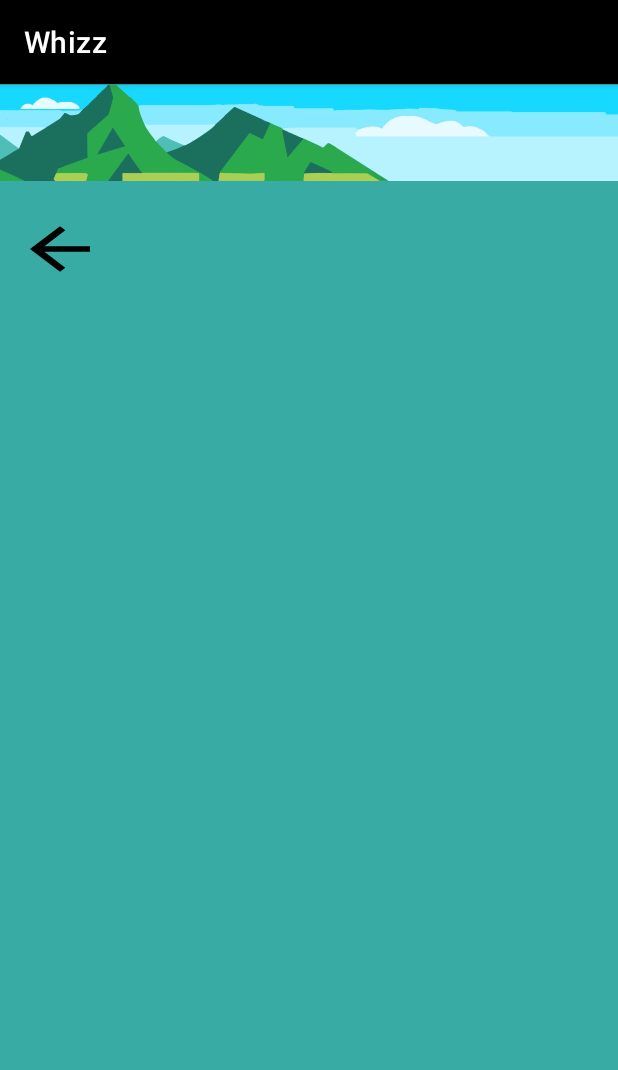
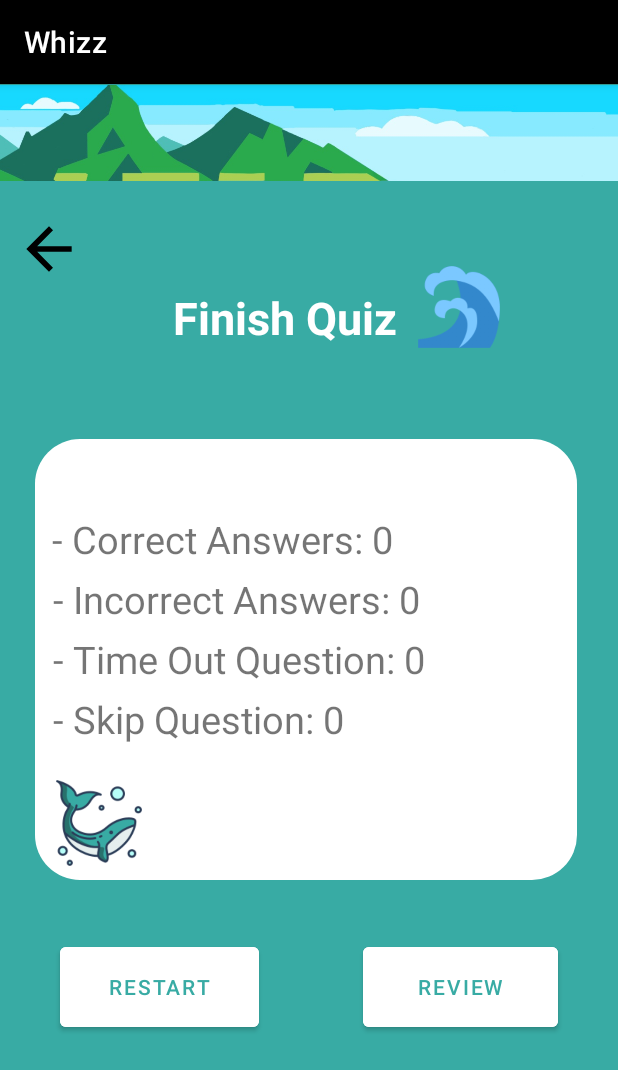
Before and after one commit to bqtruong2000/Whizz, an Android app: the FinishQuizActivity screen opened directly, with no data from a screen before it, on a phone screen of 412 x 824 dp. Shown: the top 1070 px of the screen. Run offline under Robolectric (Android 15) with nearby library versions, the phone set to English and light mode, and no system bars; Roboto replaces fonts that are not available here.

Commit message:
Set câu không trùng cho mỗi lần start + layout finish quiz

```diff
--- a/app/src/main/java/com/quizchic/whizz/FinishQuizActivity.java
+++ b/app/src/main/java/com/quizchic/whizz/FinishQuizActivity.java
@@ -3,11 +3,13 @@ package com.quizchic.whizz;
 import androidx.appcompat.app.AlertDialog;
 import androidx.appcompat.app.AppCompatActivity;
 
+import android.annotation.SuppressLint;
 import android.content.DialogInterface;
 import android.content.Intent;
 import android.os.Bundle;
 import android.view.View;
 import android.widget.Button;
+import android.widget.TextView;
 
 import java.util.ArrayList;
 
@@ -31,27 +33,38 @@ public class FinishQuizActivity extends AppCompatActivity {
         int incorrectAnswers = intent.getIntExtra("incorrectAns",0);
         int correctAnswers = intent.getIntExtra("correctAns",0);
         int totalQuestions = intent.getIntExtra("totalQues",0);
-        int outOfTimeAnswers = intent.getIntExtra("outOfTimeAns",0);
-        new AlertDialog.Builder(this)
-                .setTitle("FinishQuiz")
-                .setMessage(String.format("%s\nCorrect Answers: %d\nIncorrect Answers: %d\nTime Out Question: %d\nSkip Question: %d", yourScore,correctAnswers,incorrectAnswers,outOfTimeAnswers,totalQuestions-(incorrectAnswers+correctAnswers+outOfTimeAnswers)))
-                .setPositiveButton("Restar", new DialogInterface.OnClickListener() {
+        int outOfTimeQuestions = intent.getIntExtra("outOfTimeAns",0);
+        TextView score = findViewById(R.id.finishQuiz_score);
+        TextView correctAns = findViewById(R.id.finishQuiz_correctAns);
+        TextView incorrectAns = findViewById(R.id.finishQuiz_incorrectAns);
+        TextView timeOutOfQues = findViewById(R.id.finishQuiz_timeOutOfQues);
+        TextView skipQues = findViewById(R.id.finishQuiz_skipQues);
+
+        score.setText(yourScore);
+        correctAns.setText("- Correct Answers: "+ correctAnswers);
+        incorrectAns.setText("- Incorrect Answers: "+ incorrectAnswers);
+        timeOutOfQues.setText("- Time Out Question: "+ outOfTimeQuestions);
+        skipQues.setText("- Skip Question: "+(totalQuestions-(incorrectAnswers+correctAnswers+outOfTimeQuestions)));
+
+        Button restart = findViewById(R.id.finishQuiz_restart);
+        Button review = findViewById(R.id.finishQuiz_review);
+
+        restart.setOnClickListener(new View.OnClickListener() {
             @Override
-                    public void onClick(DialogInterface dialogInterface, int i) {
+            public void onClick(View view) {
                 Intent toQuestionActivity = new Intent(FinishQuizActivity.this,QuestionActivity.class);
                 startActivity(toQuestionActivity);
             }
-                })
-                .setNegativeButton("Review", new DialogInterface.OnClickListener(){
+        });
 
+        review.setOnClickListener(new View.OnClickListener() {
             @Override
-                    public void onClick(DialogInterface dialogInterface, int i) {
+            public void onClick(View view) {
                 Intent toReviewActivity = new Intent(FinishQuizActivity.this,ReviewActivity.class);
                 toReviewActivity.putStringArrayListExtra("selectedAns",selectedAns);
                 toReviewActivity.putExtra("Score",yourScore);
                 startActivity(toReviewActivity);
             }
-                })
-                .show();
+        });
     }
 }
--- a/app/src/main/java/com/quizchic/whizz/QuestionActivity.java
+++ b/app/src/main/java/com/quizchic/whizz/QuestionActivity.java
@@ -1,4 +1,6 @@
 package com.quizchic.whizz;
+
+import static java.lang.Math.random;
 
 import androidx.appcompat.app.AlertDialog;
 import androidx.appcompat.app.AppCompatActivity;
@@ -23,6 +25,7 @@ import java.io.InputStream;
 import java.nio.charset.StandardCharsets;
 import java.util.ArrayList;
 import java.util.Collections;
+import java.util.Random;
 
 
 public class QuestionActivity extends AppCompatActivity implements View.OnClickListener {
@@ -36,9 +39,13 @@ public class QuestionActivity extends AppCompatActivity implements View.OnClickL
     Button ansA_Btn, ansB_Btn, ansC_Btn, ansD_Btn, submitBtn;
     String selectedAnswer, rightAnswer;
     String ans;
+    ArrayList<Integer> indexList = new ArrayList<Integer>();
 
-    public static ArrayList questions = new ArrayList<Question>();
+    static ArrayList questions = new ArrayList<Question>();
+    public static ArrayList choosenQuestions = new ArrayList<Question>();
     ArrayList<String> selectedAns = new ArrayList<String>();
+
+    public static int occurActivityTimes = 0;
 
     private CountDownTimer countDownTimer;
 
@@ -46,11 +53,14 @@ public class QuestionActivity extends AppCompatActivity implements View.OnClickL
     protected void onCreate(Bundle savedInstanceState) {
         super.onCreate(savedInstanceState);
         setContentView(R.layout.activity_question);
-
-        questions.clear();
-        String json = getJson("question.json");
-        convertJsonToQuestions(json);
-        totalQuestions = questions.size();
+        choosenQuestions.clear();
+        if(occurActivityTimes%2 == 0) {
+            String json = getJson("question.json");
+            convertJsonToQuestions(json);
+            Collections.shuffle(questions);
+        }
+        occurActivityTimes++;
+        totalQuestions = 5;
 
 
         init();
@@ -124,10 +134,12 @@ public class QuestionActivity extends AppCompatActivity implements View.OnClickL
     public void loadQuestions(int index){
 
         countTimer();
-        questionScore.setText("Score:"+score );
-        Question question = (Question) questions.get(index);
+        questionScore.setText("Score: "+score );
+        Question question = (Question) questions.get(0);
+        choosenQuestions.add(question);
+        questions.remove(0);
         rightAnswer = question.getAnswer();
-        questionTextView.setText(question.getQuestion());
+        questionTextView.setText((index+1)+"."+question.getQuestion());
         shuffleAns(index,question);
         ansA_Btn.setText(answersShuffled[index][0]);
         ansB_Btn.setText(answersShuffled[index][1]);
@@ -147,7 +159,7 @@ public class QuestionActivity extends AppCompatActivity implements View.OnClickL
             selectedAns.add(ans);
             if (selectedAnswer == rightAnswer){
                 score+=scoreOfAnAnswer;
-                questionScore.setText("Score:"+score );
+                questionScore.setText("Score: "+score );
                 correctAnswers++;
             } else{
                 if(selectedAnswer != null)
@@ -156,6 +168,7 @@ public class QuestionActivity extends AppCompatActivity implements View.OnClickL
             selectedAnswer = null;
             questionIndex++;
             if (questionIndex >= totalQuestions){
+                countDownTimer.cancel();
                 Intent toFinishQuizActivity = new Intent(QuestionActivity.this,FinishQuizActivity.class);
                 toFinishQuizActivity.putStringArrayListExtra("selectedAns",selectedAns);
                 toFinishQuizActivity.putExtra("Score",questionScore.getText().toString().trim());
@@ -179,7 +192,7 @@ public class QuestionActivity extends AppCompatActivity implements View.OnClickL
     }
 
     public void countTimer(){
-        countDownTimer = new CountDownTimer(10000,1000) {
+        countDownTimer = new CountDownTimer(5000,1000) {
 
             @Override
             public void onTick(long millisUntilFinished) {
@@ -193,7 +206,7 @@ public class QuestionActivity extends AppCompatActivity implements View.OnClickL
                 selectedAns.add(ans);
                 if (selectedAnswer == rightAnswer){
                     score+=scoreOfAnAnswer;
-                    questionScore.setText("Score:"+score );
+                    questionScore.setText("Score: "+score );
                     correctAnswers++;
                 } else if(selectedAnswer != null){
                         incorrectAnswers++;
--- a/app/src/main/java/com/quizchic/whizz/ReviewActivity.java
+++ b/app/src/main/java/com/quizchic/whizz/ReviewActivity.java
@@ -24,8 +24,8 @@ import java.util.ArrayList;
 
 public class ReviewActivity extends AppCompatActivity implements View.OnClickListener {
     int questionIndex = 0;
-    ArrayList<Question> questions = QuestionActivity.questions;
-    int totalQuestions = questions.size();
+    ArrayList<Question> questions = QuestionActivity.choosenQuestions;
+    int totalQuestions = 5;
     TextView questionTextView,questionScore;
     Button ansA_Btn, ansB_Btn, ansC_Btn, ansD_Btn, next_Btn, previous_Btn;
     String rightAnswer;
--- /dev/null
+++ b/app/src/main/res/drawable/whiterectangle.xml
@@ -0,0 +1,4 @@
+<shape xmlns:android="http://schemas.android.com/apk/res/android">
+    <solid android:color="#FFFFFF" /> <!-- Màu nền trắng -->
+    <corners android:radius="30dp" /> <!-- Bán kính bo góc -->
+</shape>
--- a/app/src/main/res/layout/activity_finish_quiz.xml
+++ b/app/src/main/res/layout/activity_finish_quiz.xml
@@ -14,9 +14,12 @@
         app:srcCompat="@drawable/home_island"
         android:layout_alignParentTop="true"/>
 
+
+
+
     <Button
         android:id="@+id/finish_previous"
-        android:layout_width="60dp"
+        android:layout_width="45dp"
         android:layout_height="45dp"
         android:layout_alignParentStart="true"
         android:layout_alignParentTop="true"
@@ -24,4 +27,128 @@
         android:layout_marginTop="87dp"
         android:background="@drawable/back" />
 
+    <ImageView
+        android:layout_width="360dp"
+        android:layout_height="294dp"
+        android:layout_alignParentStart="true"
+        android:layout_alignParentEnd="true"
+        android:layout_alignParentBottom="true"
+        android:layout_marginStart="23dp"
+        android:layout_marginEnd="27dp"
+        android:layout_marginBottom="237dp"
+        android:background="@drawable/whiterectangle" />
+
+    <ImageView
+        android:layout_width="60dp"
+        android:layout_height="60dp"
+        android:layout_alignParentEnd="true"
+        android:layout_alignParentBottom="true"
+        android:layout_marginEnd="316dp"
+        android:layout_marginBottom="245dp"
+        android:background="@drawable/whale" />
+
+    <TextView
+        android:id="@+id/finishQuiz_skipQues"
+        android:layout_width="271dp"
+        android:layout_height="wrap_content"
+        android:layout_alignParentEnd="true"
+        android:layout_alignParentBottom="true"
+        android:layout_marginEnd="105dp"
+        android:layout_marginBottom="327dp"
+        android:text="- Skip Question: 0"
+        android:textSize="25dp" />
+
+    <TextView
+        android:id="@+id/finishQuiz_timeOutOfQues"
+        android:layout_width="271dp"
+        android:layout_height="wrap_content"
+        android:layout_alignParentEnd="true"
+        android:layout_alignParentBottom="true"
+        android:layout_marginEnd="105dp"
+        android:layout_marginBottom="367dp"
+        android:text="- Time Out Question: 0"
+        android:textSize="25dp" />
+
+    <TextView
+        android:id="@+id/finishQuiz_incorrectAns"
+        android:layout_width="271dp"
+        android:layout_height="wrap_content"
+        android:layout_alignParentEnd="true"
+        android:layout_alignParentBottom="true"
+        android:layout_marginEnd="105dp"
+        android:layout_marginBottom="407dp"
+        android:text="- Incorrect Answers: 0"
+        android:textSize="25dp" />
+
+    <TextView
+        android:id="@+id/finishQuiz_correctAns"
+        android:layout_width="271dp"
+        android:layout_height="wrap_content"
+        android:layout_alignParentEnd="true"
+        android:layout_alignParentBottom="true"
+        android:layout_marginEnd="106dp"
+        android:layout_marginBottom="447dp"
+        android:text="- Correct Answers: 0"
+        android:textSize="25dp" />
+
+    <TextView
+        android:id="@+id/finishQuiz_score"
+        android:layout_width="271dp"
+        android:layout_height="wrap_content"
+        android:layout_alignParentEnd="true"
+        android:layout_alignParentBottom="true"
+        android:layout_marginEnd="106dp"
+        android:layout_marginBottom="487dp"
+        android:text="- Score: 0"
+        android:textSize="25dp" />
+
+    <Button
+        android:id="@+id/finishQuiz_review"
+        android:layout_width="130dp"
+        android:layout_height="65dp"
+        android:layout_alignParentEnd="true"
+        android:layout_alignParentBottom="true"
+        android:layout_marginEnd="40dp"
+        android:layout_marginBottom="133dp"
+        android:backgroundTint="@color/white"
+        android:text="Review"
+        android:textColor="#38ABA4" />
+
+    <Button
+        android:id="@+id/finishQuiz_restart"
+        android:layout_width="130dp"
+        android:layout_height="65dp"
+        android:layout_alignParentStart="true"
+        android:layout_alignParentEnd="true"
+        android:layout_alignParentBottom="true"
+        android:layout_marginStart="40dp"
+        android:layout_marginEnd="239dp"
+        android:layout_marginBottom="133dp"
+        android:backgroundTint="@color/white"
+        android:text="Restart"
+        android:textColor="#38ABA4" />
+
+    <TextView
+        android:id="@+id/finishQuiz"
+        android:layout_width="wrap_content"
+        android:layout_height="wrap_content"
+        android:layout_alignParentEnd="true"
+        android:layout_alignParentBottom="true"
+        android:layout_marginEnd="147dp"
+        android:layout_marginBottom="592dp"
+        android:text="Finish Quiz"
+        android:textColor="@color/white"
+        android:textSize="30dp"
+        android:textStyle="bold" />
+
+    <ImageView
+        android:layout_width="60dp"
+        android:layout_height="60dp"
+        android:layout_alignParentEnd="true"
+        android:layout_alignParentBottom="true"
+        android:layout_marginEnd="76dp"
+        android:layout_marginBottom="589dp"
+        android:background="@drawable/seawaves" />
+
+
 </RelativeLayout>
```
Also changed, not shown: app/src/main/assets/question.json (+10 -10 lines), app/src/main/res/drawable/seawaves.png (added), app/src/main/res/drawable/whale.png (added), app/src/main/res/drawable/whiterectangle.png (deleted). Lines whose indentation alone changed are shown as unchanged.
